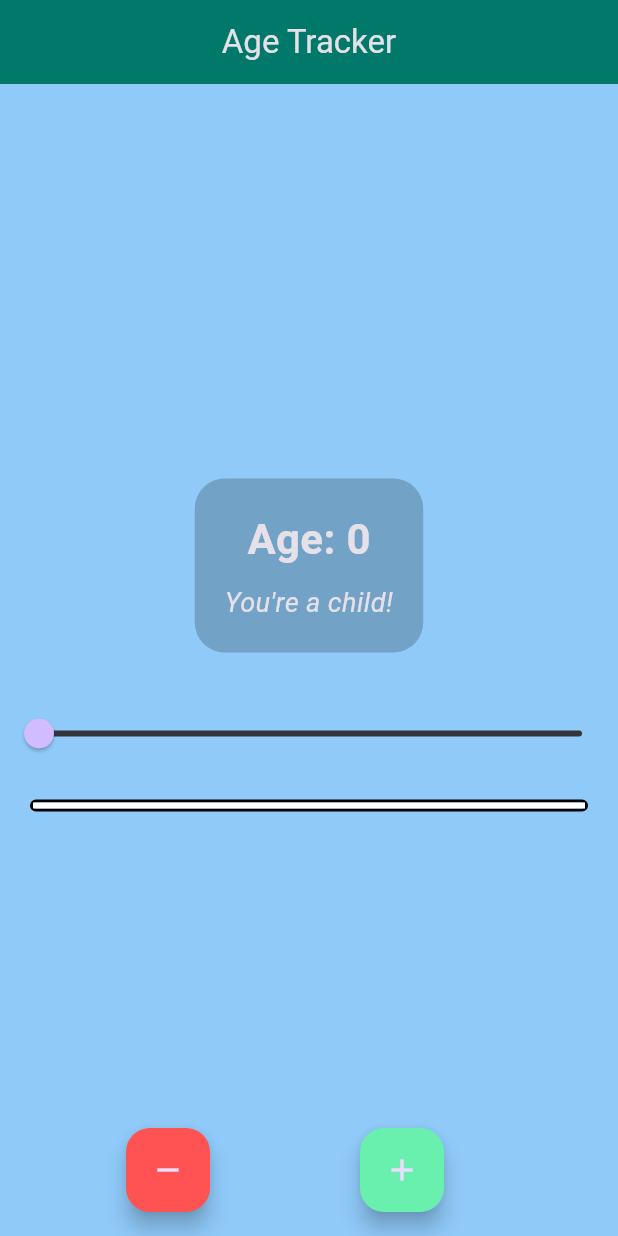
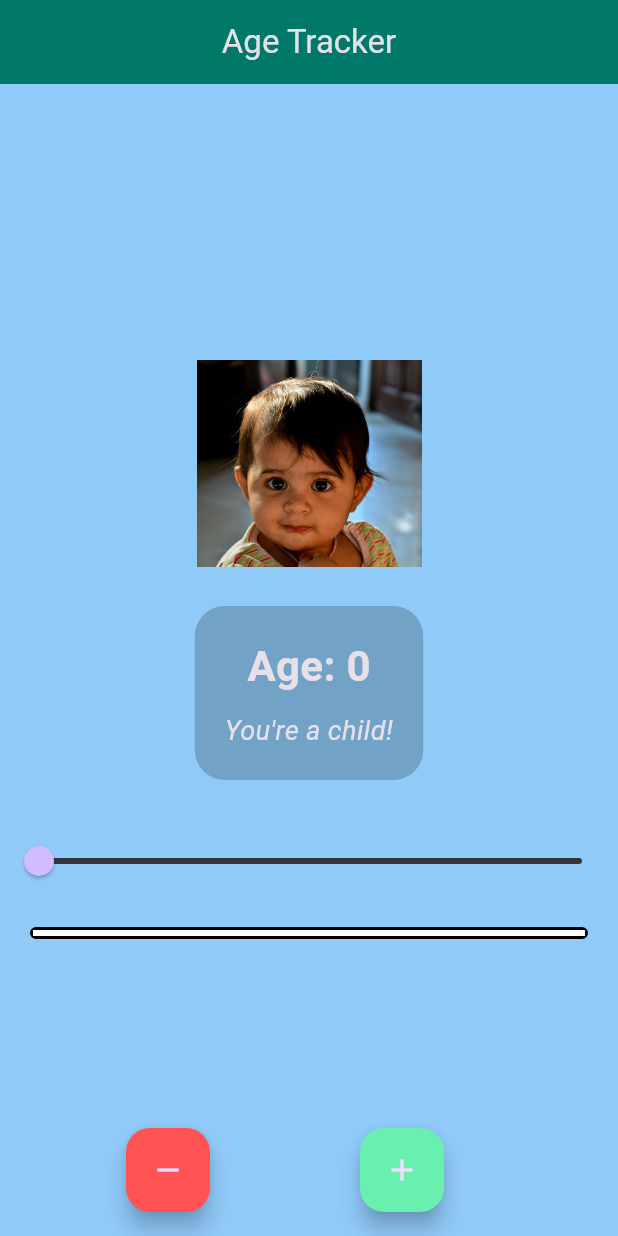
Before and after one commit to mahendrak070/AgeApp, a Flutter app: the screen it shows after launch, on a phone screen of 412 x 824 dp. Run offline on Flutter 3.47's test engine with Material 3 defaults, Android fonts, the phone set to English and light mode, and no system bars.

Commit message:
Added Photos with Age

```diff
--- a/lib/main.dart
+++ b/lib/main.dart
@@ -95,6 +95,20 @@
     }
   }
 
+  String getImagePath(int age) {
+    if (age <= 12) {
+      return 'assets/images/child.jpg';
+    } else if (age <= 19) {
+      return 'assets/images/teenage.jpg';
+    } else if (age <= 30) {
+      return 'assets/images/young_adult.jpg';
+    } else if (age <= 50) {
+      return 'assets/images/adult.jpg';
+    } else {
+      return 'assets/images/senior.jpg';
+    }
+  }
+
   @override
   Widget build(BuildContext context) {
     return Consumer<AgeCounter>(
@@ -110,6 +124,12 @@
             child: Column(
               mainAxisAlignment: MainAxisAlignment.center,
               children: [
+                Image.asset(
+                  getImagePath(counter.age),
+                  height: 150,
+                  width: 150,
+                ),
+                const SizedBox(height: 20),
                 Container(
                   decoration: BoxDecoration(
                     color: Colors.black.withOpacity(0.2),
```
Also changed, not shown: pubspec.yaml (+13 -5 lines), assets/images/adult.jpg (added), assets/images/child.jpg (added), assets/images/senior.jpg (added), assets/images/teenage.jpg (added), assets/images/young_adult.jpg (added), pubspec.lock, 11 other files.
